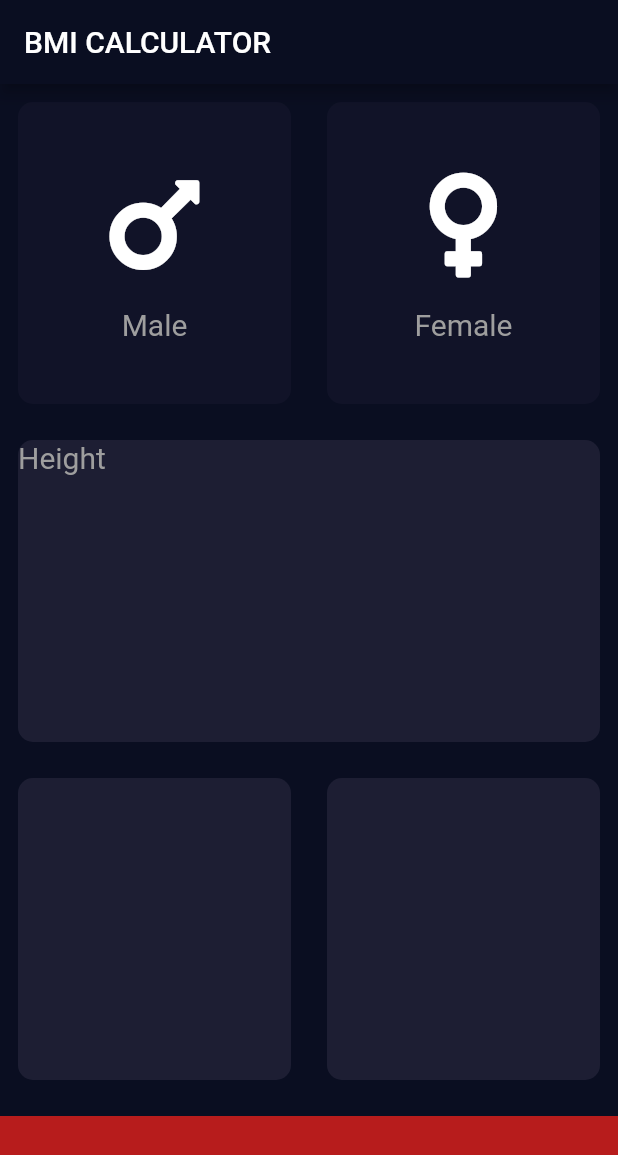
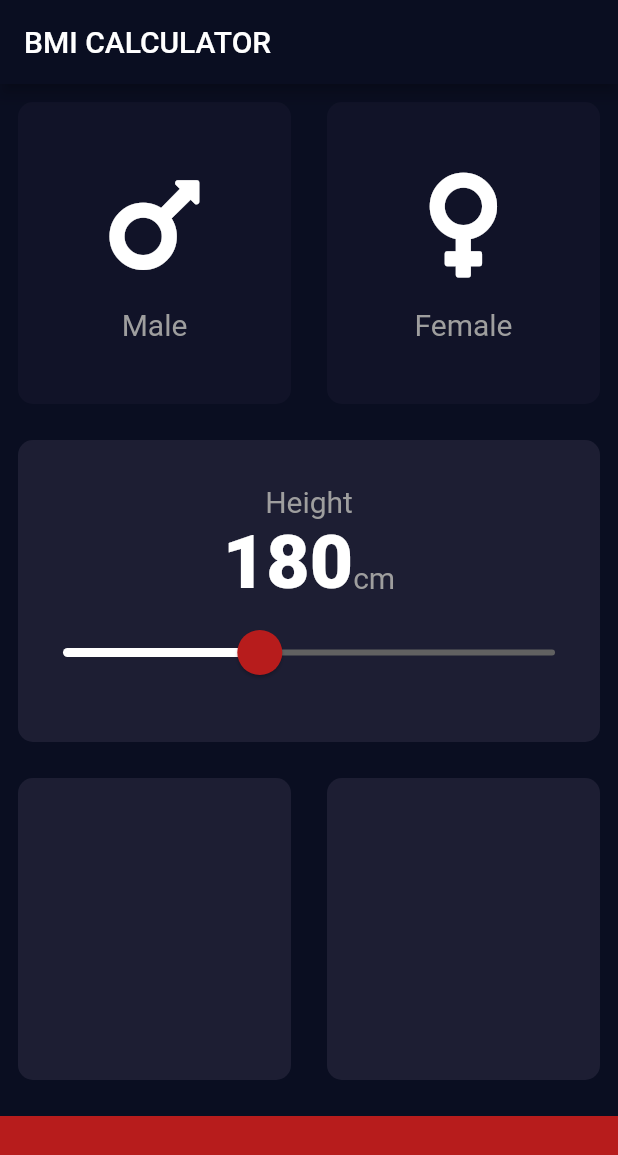
Before and after one commit to RohanBera/BMI-calculator, a Flutter app: the screen it shows after launch, on a phone screen of 412 x 824 dp. Shown: the top 1155 px of the screen. Run offline on Flutter 3.47's test engine with Material 2 defaults, Android fonts, the phone set to English and light mode, and no system bars; our stand-ins replace font_awesome_flutter.

Commit message:
added slider for height

```diff
--- a/lib/constants.dart
+++ b/lib/constants.dart
@@ -8,3 +8,8 @@ const kLabelTextStyle = TextStyle(
   fontSize: 20.0,
   color: Colors.grey,
 );
+
+const kNumberTextStyle = TextStyle(
+  fontSize: 50.0,
+  fontWeight: FontWeight.w900,
+);
--- a/lib/input_page.dart
+++ b/lib/input_page.dart
@@ -19,6 +19,8 @@ class _InputPageState extends State<InputPage> {
   Color maleCardColor = kInactiveCardColor;
   Color femaleCardColor = kInactiveCardColor;
 
+  int height = 180;
+
   Gender selectedGender;
 
   @override
@@ -28,6 +30,7 @@ class _InputPageState extends State<InputPage> {
           title: Text('BMI CALCULATOR'),
         ),
         body: Column(
+          crossAxisAlignment: CrossAxisAlignment.stretch,
           children: <Widget>[
             Expanded(
               child: Row(
@@ -75,12 +78,49 @@ class _InputPageState extends State<InputPage> {
               child: ReusableCard(
                 color: kActiveCardColor,
                 cardChild: Column(
-                  crossAxisAlignment: CrossAxisAlignment.stretch,
+                  mainAxisAlignment: MainAxisAlignment.center,
                   children: <Widget>[
                     Text(
                       'Height',
                       style: kLabelTextStyle,
-                    )
+                    ),
+                    Row(
+                      mainAxisAlignment: MainAxisAlignment.center,
+                      crossAxisAlignment: CrossAxisAlignment.baseline,
+                      textBaseline: TextBaseline.alphabetic,
+                      children: <Widget>[
+                        Text(
+                          height.toString(),
+                          style: kNumberTextStyle,
+                        ),
+                        Text(
+                          'cm',
+                          style: kLabelTextStyle,
+                        ),
+                      ],
+                    ),
+                    SliderTheme(
+                      data: SliderThemeData(
+                        thumbShape:
+                            RoundSliderThumbShape(enabledThumbRadius: 15.0),
+                        overlayShape:
+                            RoundSliderOverlayShape(overlayRadius: 30.0),
+                        thumbColor: Colors.red[900],
+                        overlayColor: Colors.red[900].withAlpha(69),
+                        activeTrackColor: Colors.white,
+                        inactiveTrackColor: Colors.grey[700],
+                      ),
+                      child: Slider(
+                        value: height.toDouble(),
+                        min: 100,
+                        max: 300,
+                        onChanged: (double newValue) {
+                          setState(() {
+                            height = newValue.floor();
+                          });
+                        },
+                      ),
+                    ),
                   ],
                 ),
               ),
```
